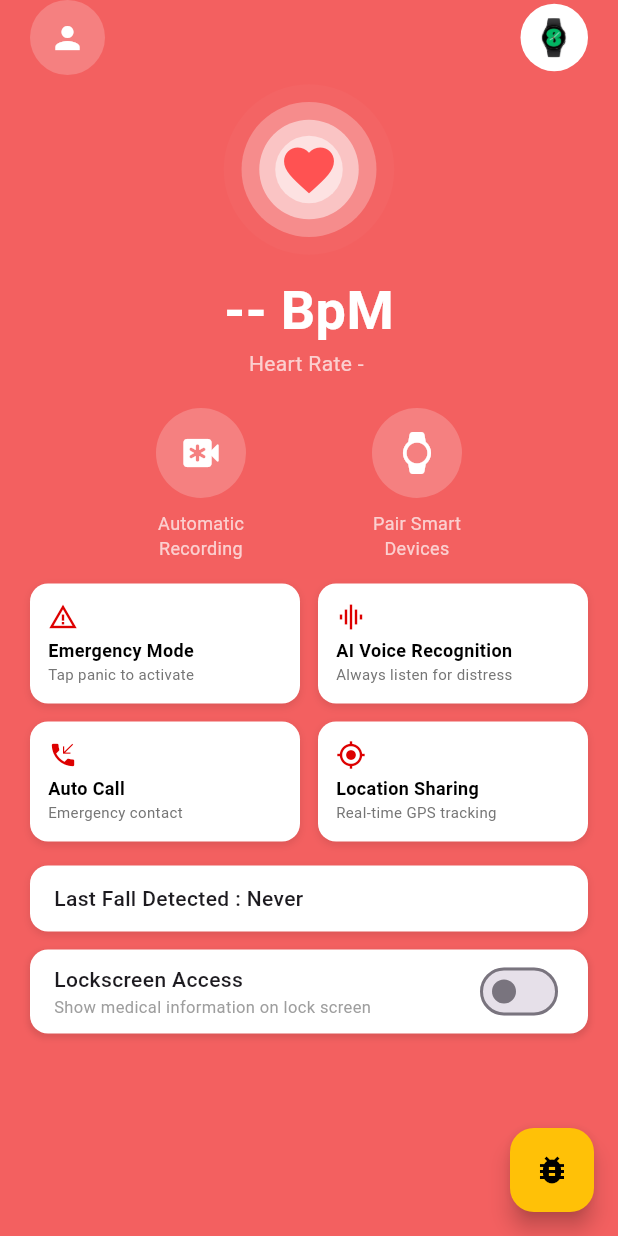
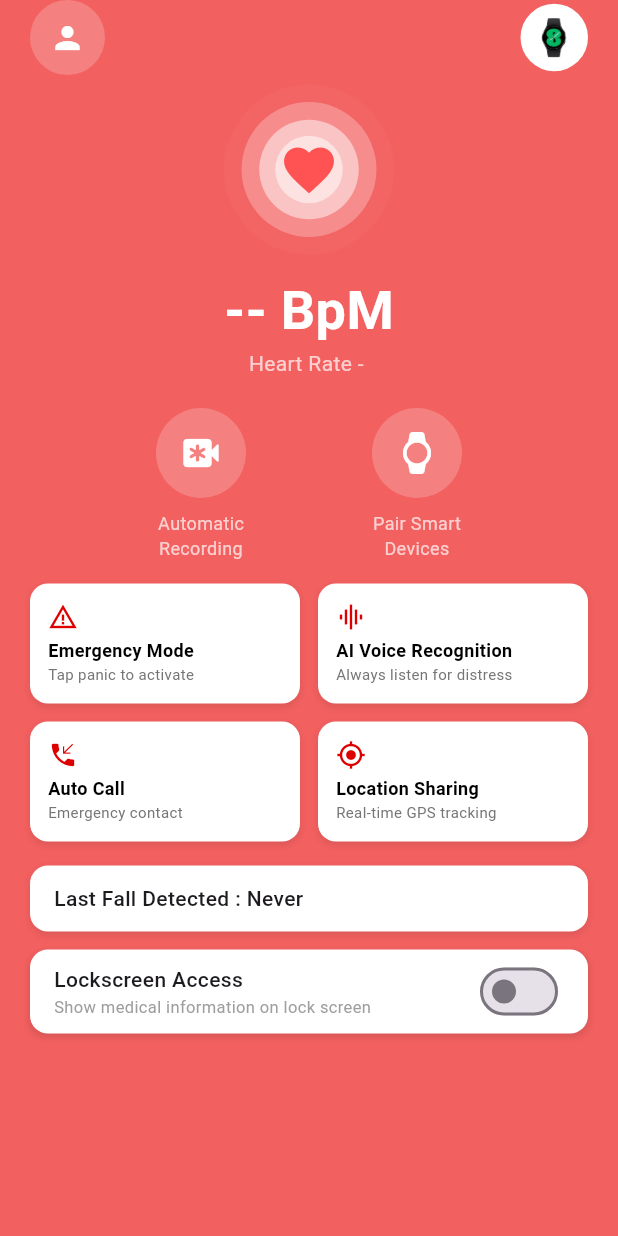
Before and after one commit to Afiq0025/Safesync_FYP, a Flutter app: the HomeScreen screen opened directly with empty values, on a phone screen of 412 x 824 dp. Run offline on Flutter 3.47's test engine with Material 3 defaults, Android fonts, the phone set to English and light mode, and no system bars; our stand-ins replace cloud_firestore, firebase_auth, firebase_core, flutter_local_notifications, geocoding, geolocator and 3 more; accounts and stored records are empty.

```diff
--- a/lib/main.dart
+++ b/lib/main.dart
@@ -503,7 +503,7 @@ class _HomeScreenState extends State<HomeScreen> with TickerProviderStateMixin {
 
     _emergencyService = EmergencyService(
       context: context,
-      locationService: _locationService, // Pass the location service instance
+      locationService: _locationService,
       isLocationSharingActive: () => buttonPressed['location'] ?? false,
       onStartLocationSharing: _locationService.startSharingLocation,
       onInitiateAutoCall: _autoCallService.initiateFakeAutoCallToPolice,
@@ -630,15 +630,6 @@ class _HomeScreenState extends State<HomeScreen> with TickerProviderStateMixin {
 
     return Scaffold(
       backgroundColor: const Color(0xFFF36060),
-      floatingActionButton: FloatingActionButton(
-        onPressed: () {
-          debugPrint("Dummy Emergency Button Pressed: Triggering emergency service.");
-          _emergencyService.handleEmergencyTrigger();
-        },
-        backgroundColor: Colors.amber,
-        tooltip: 'Trigger Emergency (Test)',
-        child: const Icon(Icons.bug_report, color: Colors.black),
-      ),
       body: SafeArea(
         child: Padding(
           padding: const EdgeInsets.symmetric(horizontal: 20.0),
--- a/lib/services/location_service.dart
+++ b/lib/services/location_service.dart
@@ -43,7 +43,6 @@ class LocationService {
     return true;
   }
 
-  /// This is the NEW, REAL method to find the nearest police station.
   Future<String> findNearestPoliceStation() async {
     debugPrint("LocationService: Attempting to find nearest police station.");
     final hasPermission = await _handleLocationPermission();
@@ -56,7 +55,6 @@ class LocationService {
       Position position = await Geolocator.getCurrentPosition(desiredAccuracy: LocationAccuracy.high);
       debugPrint("LocationService: Got user position: Lat: ${position.latitude}, Lng: ${position.longitude}");
 
-      // --- REAL API CALL ---
       final url = Uri.parse(
           'https://maps.googleapis.com/maps/api/place/nearbysearch/json?location=${position.latitude},${position.longitude}&radius=5000&type=police&key=$_googleApiKey');
 
@@ -66,7 +64,6 @@ class LocationService {
       if (response.statusCode == 200) {
         final data = jsonDecode(response.body);
         if (data['status'] == 'OK' && data['results'].isNotEmpty) {
-          // Get the name of the first result
           final String stationName = data['results'][0]['name'];
           debugPrint("LocationService: Found station: $stationName");
           return stationName;
```
Also changed, not shown: 1 other file.
